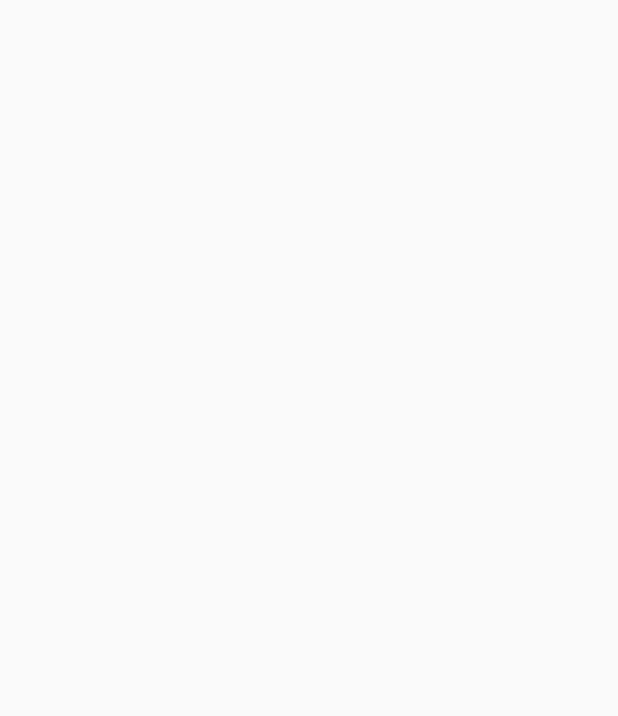
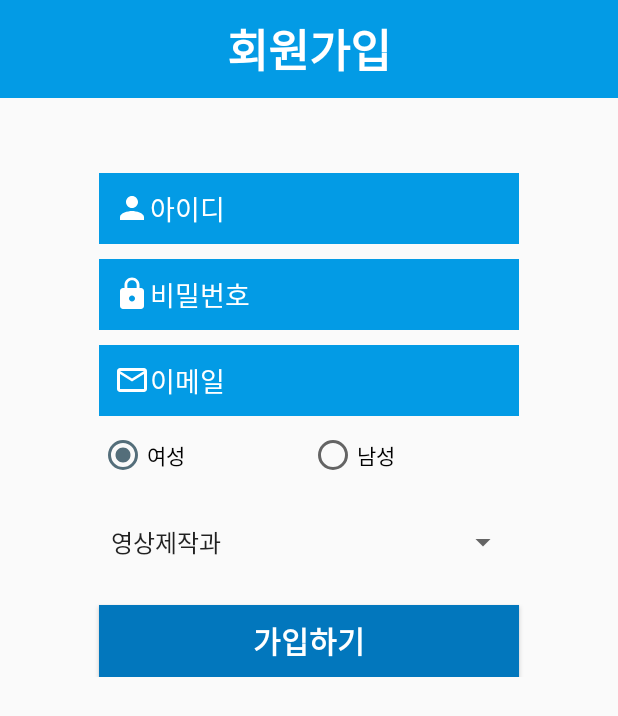
Before and after one commit to RileyKim/RegisterClassProject, an Android app: the RegisterActivity screen opened directly, with no data from a screen before it, on a phone screen of 412 x 824 dp. Before the commit the part shown is empty. Shown: the top 716 px of the screen. Run offline under Robolectric (Android 15) with nearby library versions, the phone set to English and light mode, and no system bars.

Commit message:
make RegisterView

```diff
--- a/app/src/main/java/com/example/administrator/regclassproject/LoginActivity.java
+++ b/app/src/main/java/com/example/administrator/regclassproject/LoginActivity.java
@@ -1,13 +1,29 @@
 package com.example.administrator.regclassproject;
 
+import android.content.Intent;
 import android.support.v7.app.AppCompatActivity;
 import android.os.Bundle;
+import android.view.View;
+import android.widget.TextView;
+
+import org.w3c.dom.Text;
 
 public class LoginActivity extends AppCompatActivity {
+
+
 
     @Override
     protected void onCreate(Bundle savedInstanceState) {
         super.onCreate(savedInstanceState);
         setContentView(R.layout.activity_login);
+
+        TextView registerButton = (TextView) findViewById(R.id.registerButton);
+        registerButton.setOnClickListener(new View.OnClickListener() {
+            @Override
+            public void onClick(View v) {
+                Intent registerIntent = new Intent(LoginActivity.this, RegisterActivity.class);
+                startActivity(registerIntent);
+            }
+        });
     }
 }
--- a/app/src/main/java/com/example/administrator/regclassproject/RegisterActivity.java
+++ b/app/src/main/java/com/example/administrator/regclassproject/RegisterActivity.java
@@ -2,12 +2,21 @@ package com.example.administrator.regclassproject;
 
 import android.support.v7.app.AppCompatActivity;
 import android.os.Bundle;
+import android.widget.ArrayAdapter;
+import android.widget.Spinner;
 
 public class RegisterActivity extends AppCompatActivity {
+
+    private ArrayAdapter adapter;
+    private Spinner spinner;
 
     @Override
     protected void onCreate(Bundle savedInstanceState) {
         super.onCreate(savedInstanceState);
         setContentView(R.layout.activity_register);
+
+        spinner = (Spinner) findViewById(R.id.majorSpinner);
+        adapter = ArrayAdapter.createFromResource(this, R.array.major, android.R.layout.simple_dropdown_item_1line);
+        spinner.setAdapter(adapter);
     }
 }
--- /dev/null
+++ b/app/src/main/res/drawable/ic_mail_outline_black_24dp.xml
@@ -0,0 +1,9 @@
+<vector xmlns:android="http://schemas.android.com/apk/res/android"
+        android:width="24dp"
+        android:height="24dp"
+        android:viewportWidth="24.0"
+        android:viewportHeight="24.0">
+    <path
+        android:fillColor="#ffffffff"
+        android:pathData="M20,4L4,4c-1.1,0 -1.99,0.9 -1.99,2L2,18c0,1.1 0.9,2 2,2h16c1.1,0 2,-0.9 2,-2L22,6c0,-1.1 -0.9,-2 -2,-2zM20,18L4,18L4,8l8,5 8,-5v10zM12,11L4,6h16l-8,5z"/>
+</vector>
--- a/app/src/main/res/layout/activity_login.xml
+++ b/app/src/main/res/layout/activity_login.xml
@@ -67,7 +67,7 @@
                     android:inputType="textPassword"
                     android:layout_width="280dp"
                     android:layout_height="wrap_content"
-                    android:hint="아이디"
+                    android:hint="비밀번호"
                     android:layout_gravity="center"
                     android:padding="10dp"
                     android:textColor="#ffffff"
--- a/app/src/main/res/layout/activity_register.xml
+++ b/app/src/main/res/layout/activity_register.xml
@@ -1,9 +1,134 @@
 <?xml version="1.0" encoding="utf-8"?>
-<android.support.constraint.ConstraintLayout xmlns:android="http://schemas.android.com/apk/res/android"
+<RelativeLayout xmlns:android="http://schemas.android.com/apk/res/android"
     xmlns:app="http://schemas.android.com/apk/res-auto"
     xmlns:tools="http://schemas.android.com/tools"
     android:layout_width="match_parent"
     android:layout_height="match_parent"
     tools:context=".RegisterActivity">
 
-</android.support.constraint.ConstraintLayout>
+    <LinearLayout
+        android:layout_width="match_parent"
+        android:layout_height="match_parent"
+        android:orientation="vertical">
+        <LinearLayout
+            android:layout_width="match_parent"
+            android:layout_height="wrap_content"
+            android:orientation="vertical"
+            android:background="@color/colorPrimary">
+
+            <TextView
+                android:layout_width="wrap_content"
+                android:layout_height="wrap_content"
+                android:layout_gravity="center"
+                android:text="회원가입"
+                android:textColor="#ffffff"
+                android:textSize="30dp"
+                android:textStyle="bold"
+                android:layout_marginTop="10dp"
+                android:layout_marginBottom="10dp"
+
+                />
+        </LinearLayout>
+
+
+        <LinearLayout
+            android:layout_width="match_parent"
+            android:layout_height="wrap_content"
+            android:orientation="vertical">
+
+            <EditText
+                android:layout_width="280dp"
+                android:layout_height="wrap_content"
+                android:hint="아이디"
+                android:layout_gravity="center"
+                android:padding="10dp"
+                android:textColor="#ffffff"
+                android:textColorHint="#ffffff"
+                android:id="@+id/idText"
+                android:drawableStart="@drawable/ic_person_black_24dp"
+                android:drawableLeft="@drawable/ic_person_black_24dp"
+                android:layout_marginTop="50dp"
+                android:background="@color/colorPrimary"/>
+
+            <EditText
+                android:inputType="textPassword"
+                android:layout_width="280dp"
+                android:layout_height="wrap_content"
+                android:hint="비밀번호"
+                android:layout_gravity="center"
+                android:padding="10dp"
+                android:textColor="#ffffff"
+                android:textColorHint="#ffffff"
+                android:id="@+id/passwordText"
+                android:drawableStart="@drawable/ic_https_black_24dp"
+                android:drawableLeft="@drawable/ic_https_black_24dp"
+                android:layout_marginTop="10dp"
+                android:background="@color/colorPrimary"/>
+            <EditText
+
+                android:layout_width="280dp"
+                android:layout_height="wrap_content"
+                android:hint="이메일"
+                android:layout_gravity="center"
+                android:padding="10dp"
+                android:textColor="#ffffff"
+                android:textColorHint="#ffffff"
+                android:id="@+id/emailText"
+                android:drawableStart="@drawable/ic_mail_outline_black_24dp"
+                android:drawableLeft="@drawable/ic_mail_outline_black_24dp"
+                android:layout_marginTop="10dp"
+                android:background="@color/colorPrimary"/>
+
+            <RadioGroup
+                android:layout_width="280dp"
+                android:layout_height="wrap_content"
+                android:id="@+id/genderGroup"
+                android:layout_gravity="center_horizontal"
+                android:orientation="horizontal"
+                android:layout_marginTop="10dp">
+
+                <RadioButton
+                    android:layout_width="0dp"
+                    android:layout_height="wrap_content"
+                    android:text="여성"
+                    android:id="@+id/genderWoman"
+                    android:layout_weight="1"
+                    android:checked="true"/>
+
+                <RadioButton
+                    android:layout_width="0dp"
+                    android:layout_height="wrap_content"
+                    android:text="남성"
+                    android:id="@+id/genderMan"
+                    android:layout_weight="1"
+                    android:checked="false"/>
+
+
+            </RadioGroup>
+
+
+            <Spinner
+                android:layout_width="280dp"
+                android:layout_height="wrap_content"
+                android:layout_gravity="center"
+                android:layout_marginTop="10dp"
+                android:id="@+id/majorSpinner"
+                ></Spinner>
+
+            <Button
+                android:layout_width="280dp"
+                android:layout_height="wrap_content"
+                android:textSize="20dp"
+                android:textStyle="bold"
+                android:textColor="#ffffff"
+                android:background="@color/colorPrimaryDark"
+                android:text="가입하기"
+                android:layout_marginTop="10dp"
+                android:layout_gravity="center"
+                android:id="@+id/registerButton"/>
+
+        </LinearLayout>
+
+    </LinearLayout>
+
+</RelativeLayout>
--- /dev/null
+++ b/app/src/main/res/values/arrays.xml
@@ -0,0 +1,11 @@
+<?xml version="1.0" encoding="utf-8"?>
+<resources>
+    <string-array name="major">
+        <item>영상제작과</item>
+        <item>안드로이드</item>
+        <item>전자공학과</item>
+        <item>백엔드</item>
+        <item>프론트엔드</item>
+
+    </string-array>
+</resources>
```
